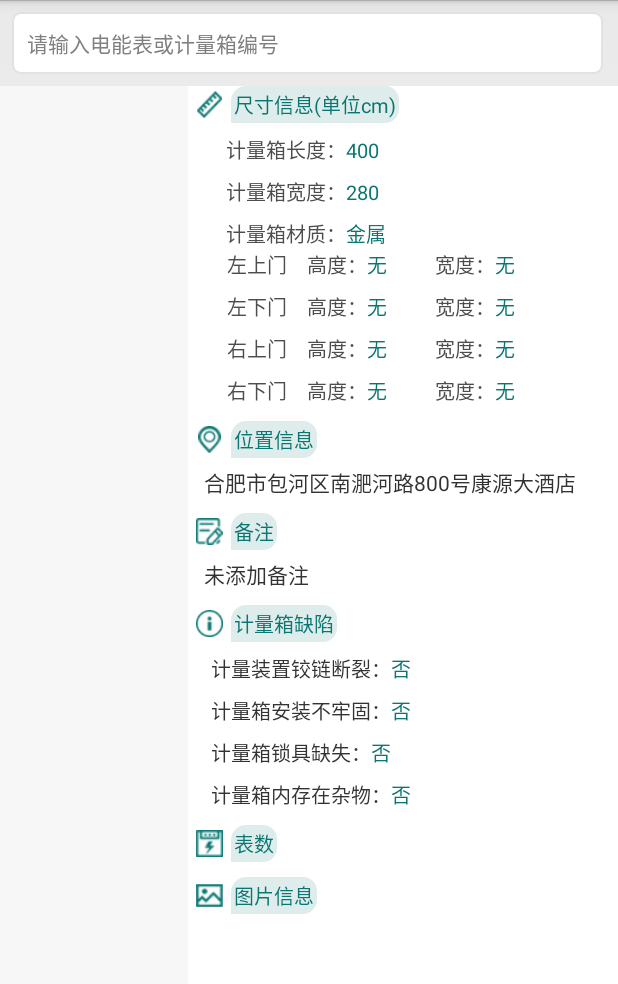
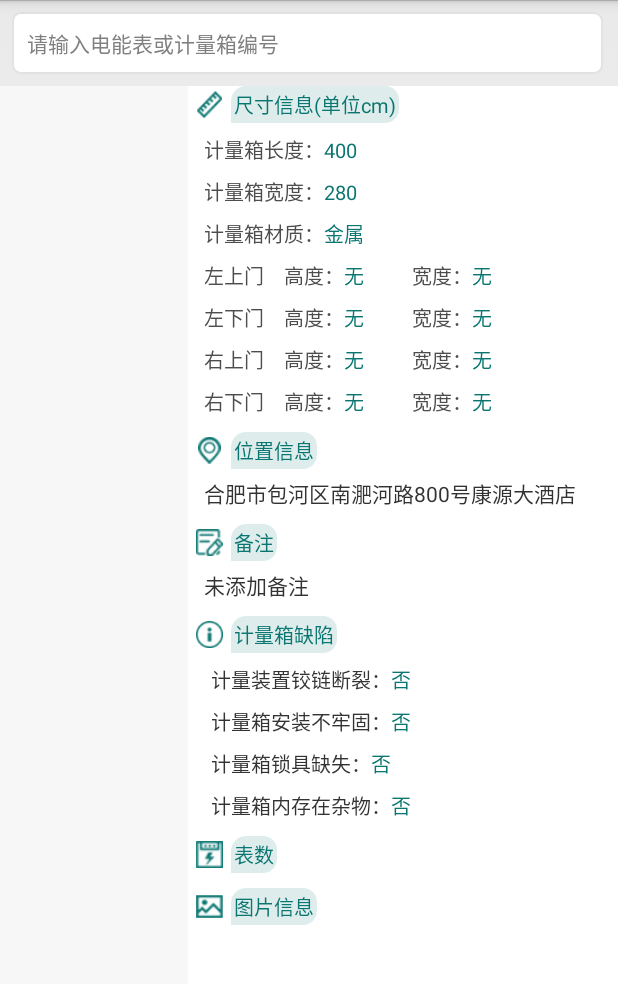
Before and after one commit to zane618/android-ah-uhf-new, an Android app: the layout activity_data_record.xml on its own in the app's theme, with its tools: preview values and no code run, on a phone screen of 412 x 824 dp, the part 72-1056 px from its top. Run offline under Robolectric (Android 15) with nearby library versions, the phone set to English and light mode, and no system bars.

Commit message:
优化 本地数据

```diff
--- a/app/src/main/res/layout/activity_data_record.xml
+++ b/app/src/main/res/layout/activity_data_record.xml
@@ -32,13 +32,14 @@
 
         </androidx.recyclerview.widget.RecyclerView>
 
-        <com.beiming.uhf_test.widget.RecyclerScrollView
+        <androidx.core.widget.NestedScrollView
             android:layout_width="match_parent"
             android:layout_height="match_parent"
             android:paddingLeft="5dp"
             android:background="@color/white">
 
             <LinearLayout
+                android:id="@+id/content"
                 android:layout_width="match_parent"
                 android:layout_height="match_parent"
                 android:orientation="vertical">
@@ -66,7 +67,7 @@
                 <LinearLayout
                     android:layout_width="match_parent"
                     android:layout_height="wrap_content"
-                    android:layout_marginLeft="20dp"
+                    android:layout_marginLeft="5dp"
                     android:layout_marginTop="7dp"
                     android:orientation="horizontal">
                     <TextView
@@ -88,7 +89,7 @@
                 <LinearLayout
                     android:layout_width="match_parent"
                     android:layout_height="wrap_content"
-                    android:layout_marginLeft="20dp"
+                    android:layout_marginLeft="5dp"
                     android:layout_marginTop="7dp"
                     android:orientation="horizontal">
                     <TextView
@@ -111,7 +112,7 @@
                 <LinearLayout
                     android:layout_width="match_parent"
                     android:layout_height="wrap_content"
-                    android:layout_marginLeft="20dp"
+                    android:layout_marginLeft="5dp"
                     android:layout_marginTop="7dp"
                     android:orientation="horizontal">
                     <TextView
@@ -133,7 +134,8 @@
                 <com.beiming.uhf_test.view.DoorInfoShowLayout
                     android:id="@+id/doorInfoLayout"
                     android:layout_width="match_parent"
-                    android:layout_height="wrap_content"/>
+                    android:layout_height="wrap_content"
+                    android:layout_marginTop="7dp"/>
 
                 <LinearLayout
                     android:layout_width="match_parent"
@@ -365,7 +367,7 @@
 
                 </LinearLayout>
             </LinearLayout>
-        </com.beiming.uhf_test.widget.RecyclerScrollView>
+        </androidx.core.widget.NestedScrollView>
 
     </LinearLayout>
 
--- a/app/src/main/res/layout/activity_record_data.xml
+++ b/app/src/main/res/layout/activity_record_data.xml
@@ -14,7 +14,7 @@
         android:background="@color/gray_f8f8f8"
         android:orientation="vertical">
 
-        <com.beiming.uhf_test.widget.RecyclerScrollView
+        <androidx.core.widget.NestedScrollView
             android:layout_width="match_parent"
             android:layout_height="match_parent"
             >
@@ -680,7 +680,7 @@
 
             </LinearLayout>
 
-        </com.beiming.uhf_test.widget.RecyclerScrollView>
+        </androidx.core.widget.NestedScrollView>
 
     </LinearLayout>
 
--- a/app/src/main/res/layout/item_meter_list.xml
+++ b/app/src/main/res/layout/item_meter_list.xml
@@ -4,6 +4,7 @@
     android:layout_width="match_parent"
     android:layout_height="wrap_content"
     android:orientation="horizontal"
+    android:layout_marginLeft="5dp"
     android:id="@+id/ll_baseview">
 
 
--- a/app/src/main/res/layout/layout_record_data_show_include.xml
+++ b/app/src/main/res/layout/layout_record_data_show_include.xml
@@ -3,7 +3,7 @@
     android:orientation="vertical"
     android:layout_width="match_parent"
     android:layout_height="match_parent"
-    android:paddingLeft="15dp">
+    android:paddingLeft="0dp">
 
     <!--                左上门尺寸-->
     <LinearLayout
```
Also changed, not shown: app/src/main/java/com/beiming/uhf_test/activity/RecordDataActivity.java (+8 -0 lines), app/src/main/java/com/beiming/uhf_test/activity/login/LoginActivity.java (+7 -0 lines), app/src/main/java/com/beiming/uhf_test/fragment/DataRecordFragment.java (+19 -44 lines).
